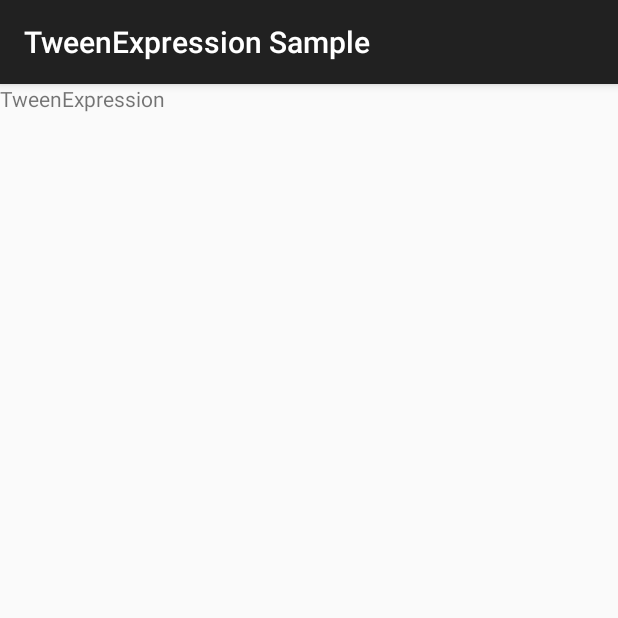
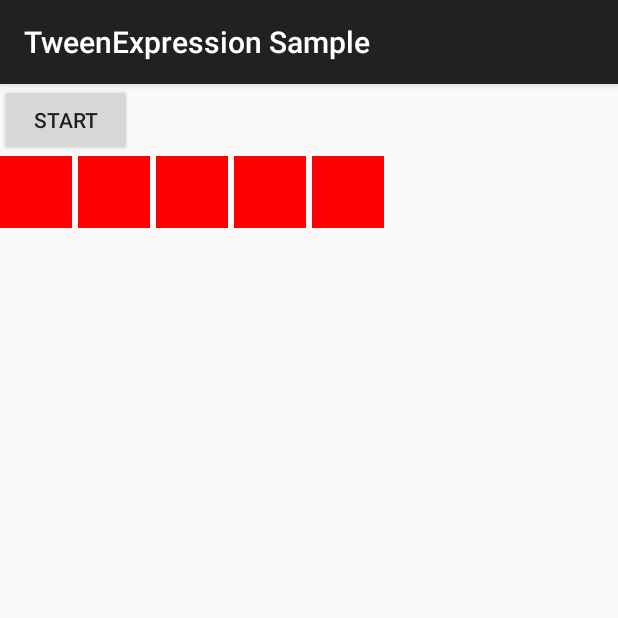
Before and after one commit to material-motion-archive/family-tween-android, an Android app: the screen it shows after launch (MainActivity), on a phone screen of 412 x 824 dp, the top half of it. Run offline under Robolectric (Android 15) with nearby library versions, the phone set to English and light mode, and no system bars; 9 statements that could not run were skipped.

Commit message:
Import from experiments-android:tween. Basic Tween expression implementation with sample.

```diff
--- /dev/null
+++ b/expression/build.gradle
@@ -0,0 +1,2 @@
+configurations.maybeCreate("default")
+artifacts.add("default", file('library-release.aar'))
--- a/gradle.properties
+++ b/gradle.properties
@@ -1,17 +1,13 @@
 # Project-wide Gradle settings.
-
 # IDE (e.g. Android Studio) users:
 # Gradle settings configured through the IDE *will override*
 # any settings specified in this file.
-
 # For more details on how to configure your build environment visit
 # http://www.gradle.org/docs/current/userguide/build_environment.html
-
 # Specifies the JVM arguments used for the daemon process.
 # The setting is particularly useful for tweaking memory settings.
 # Default value: -Xmx10248m -XX:MaxPermSize=256m
 org.gradle.jvmargs=-Xmx2048m -XX:MaxPermSize=512m -XX:+HeapDumpOnOutOfMemoryError -Dfile.encoding=UTF-8
-
 # When configured, Gradle will run in incubating parallel mode.
 # This option should only be used with decoupled projects. More details, visit
 # http://www.gradle.org/docs/current/userguide/multi_project_builds.html#sec:decoupled_projects
--- a/library/build.gradle
+++ b/library/build.gradle
@@ -17,7 +17,8 @@ android {
 }
 
 dependencies {
-  // add dependencies here
+  compile 'com.android.support:support-annotations:23.4.0'
+  compile project(':expression')
 }
 
 // build a jar with source files
--- /dev/null
+++ b/library/src/main/java/com/google/android/material/motion/expression/tween/TweenLanguage.java
@@ -0,0 +1,87 @@
+/*
+ * Copyright (C) 2016 The Material Motion Authors. All Rights Reserved.
+ *
+ * Licensed under the Apache License, Version 2.0 (the "License");
+ * you may not use this file except in compliance with the License.
+ * You may obtain a copy of the License at
+ *
+ *      http://www.apache.org/licenses/LICENSE-2.0
+ *
+ * Unless required by applicable law or agreed to in writing, software
+ * distributed under the License is distributed on an "AS IS" BASIS,
+ * WITHOUT WARRANTIES OR CONDITIONS OF ANY KIND, either express or implied.
+ * See the License for the specific language governing permissions and
+ * limitations under the License.
+ */
+
+package com.google.android.material.motion.expression.tween;
+
+import com.google.android.material.motion.expression.Language;
+import com.google.android.material.motion.expression.Term;
+import com.google.android.material.motion.expression.Work;
+import com.google.android.material.motion.expression.tween.TweenTerm.FloatTweenTerm;
+
+import android.view.View;
+
+/**
+ * A {@link Language} for tween animations. This Language provides basic tween property {@link Term
+ * Terms}.
+ */
+public final class TweenLanguage extends Language<TweenLanguage> {
+
+  public TweenLanguage() {
+    super();
+  }
+
+  private TweenLanguage(Work work) {
+    super(work);
+  }
+
+  public FloatTweenTerm<?> fadeIn() {
+    return fade(0f, 1f);
+  }
+
+  public FloatTweenTerm<?> fadeOut() {
+    return fade(1f, 0f);
+  }
+
+  public FloatTweenTerm<?> fade(float left, float right) {
+    return new FloatTweenTerm<>(this, View.ALPHA, left, right);
+  }
+
+  public FloatTweenTerm<?> moveXInBy(float value) {
+    return moveXBy(value, 0f);
+  }
+
+  public FloatTweenTerm<?> moveXOutBy(float value) {
+    return moveXBy(0f, value);
+  }
+
+  public FloatTweenTerm<?> moveXBy(float left, float right) {
+    return new FloatTweenTerm<>(this, View.TRANSLATION_X, left, right);
+  }
+
+  public FloatTweenTerm<?> moveYInBy(float value) {
+    return moveYBy(value, 0f);
+  }
+
+  public FloatTweenTerm<?> moveYOutBy(float value) {
+    return moveYBy(0f, value);
+  }
+
+  public FloatTweenTerm<?> moveYBy(float left, float right) {
+    return new FloatTweenTerm<>(this, View.TRANSLATION_Y, left, right);
+  }
+
+  public FloatTweenTerm<?> scaleInFrom(float value) {
+    return scale(value, 1f);
+  }
+
+  public FloatTweenTerm<?> scaleOutTo(float value) {
+    return scale(1f, value);
+  }
+
+  public FloatTweenTerm<?> scale(float left, float right) {
+    return new FloatTweenTerm<>(this, Utils.SCALE, left, right);
+  }
+}
--- a/sample/build.gradle
+++ b/sample/build.gradle
@@ -26,5 +26,6 @@ android {
 
 dependencies {
   compile project(':library')
+  compile project(':expression')
   compile 'com.android.support:appcompat-v7:23.4.0'
 }
--- a/sample/src/main/java/com/google/android/material/motion/expression/tween/sample/MainActivity.java
+++ b/sample/src/main/java/com/google/android/material/motion/expression/tween/sample/MainActivity.java
@@ -16,14 +16,21 @@
 
 package com.google.android.material.motion.expression.tween.sample;
 
-import com.google.android.material.motion.expression.tween.TweenExpression;
+import com.google.android.material.motion.expression.Expression;
+import com.google.android.material.motion.expression.Intention;
+import com.google.android.material.motion.expression.tween.TimingSegment;
+import com.google.android.material.motion.expression.tween.TweenIntention;
+import com.google.android.material.motion.expression.tween.TweenLanguage;
+import com.google.android.material.motion.expression.tween.TweenTerm.FloatTweenTerm;
 
+import android.animation.Animator;
 import android.os.Bundle;
 import android.support.v7.app.AppCompatActivity;
-import android.widget.TextView;
+import android.view.View;
+import android.view.View.OnClickListener;
 
 /**
- * TweenExpression sample Activity.
+ * Sample {@link AppCompatActivity}.
  */
 public class MainActivity extends AppCompatActivity {
 
@@ -33,7 +40,49 @@ public class MainActivity extends AppCompatActivity {
 
     setContentView(R.layout.main_activity);
 
-    TextView text = (TextView) findViewById(R.id.text);
-    text.setText(TweenExpression.LIBRARY_NAME);
+    findViewById(R.id.start)
+      .setOnClickListener(
+        new OnClickListener() {
+          @Override
+          public void onClick(View v) {
+            runDemos();
+          }
+        });
+
+    runDemos();
+  }
+
+  private void runDemos() {
+    tweenDemo();
+  }
+
+  private void tweenDemo() {
+    View demo1 = findViewById(R.id.demo1);
+    View demo2 = findViewById(R.id.demo2);
+    View demo3 = findViewById(R.id.demo3);
+    View demo4 = findViewById(R.id.demo4);
+    View demo5 = findViewById(R.id.demo5);
+
+    TweenLanguage exp1 = new TweenLanguage();
+    FloatTweenTerm<?> exp2 = exp1.scale(0f, 1f);
+    FloatTweenTerm<?> exp3 = exp2.from(.5f);
+    FloatTweenTerm<?> exp4 = exp2.from(.75f);
+    FloatTweenTerm<?> exp5 = exp3.and.moveYOutBy(200f).during(TimingSegment.SECOND_HALF);
+
+    executeDemo(exp1, demo1); // nothing
+    executeDemo(exp2, demo2); // scale in from 0f
+    executeDemo(exp3, demo3); // scale in from .5f
+    executeDemo(exp4, demo4); // scale in from .75f
+    executeDemo(exp5, demo5); // scale in from .5f, move out by 200f during 2nd half
+  }
+
+  private void executeDemo(Expression expression, View demo) {
+    Intention[] intentions = expression.intentions();
+    for (Intention i : intentions) {
+      TweenIntention<?> intention = (TweenIntention<?>) i;
+      Animator animator = intention.createAnimator(2000L);
+      animator.setTarget(demo);
+      animator.start();
+    }
   }
 }
--- a/sample/src/main/res/layout/main_activity.xml
+++ b/sample/src/main/res/layout/main_activity.xml
@@ -14,12 +14,50 @@
   ~ License for the specific language governing permissions and limitations
   ~ under the License.
 -->
-<FrameLayout xmlns:android="http://schemas.android.com/apk/res/android"
+<LinearLayout xmlns:android="http://schemas.android.com/apk/res/android"
   android:layout_width="match_parent"
-  android:layout_height="match_parent">
-  <TextView
-    android:id="@+id/text"
+  android:layout_height="match_parent"
+  android:orientation="vertical">
+  <Button
+    android:id="@+id/start"
     android:layout_width="wrap_content"
     android:layout_height="wrap_content"
-    android:text="Hello, World!"/>
-</FrameLayout>
+    android:text="Start"/>
+
+  <LinearLayout
+    android:layout_width="match_parent"
+    android:layout_height="match_parent"
+    android:orientation="horizontal">
+    <View
+      android:id="@+id/demo1"
+      android:layout_width="48dp"
+      android:layout_height="48dp"
+      android:layout_marginRight="4dp"
+      android:background="#ff0000"/>
+    <View
+      android:id="@+id/demo2"
+      android:layout_width="48dp"
+      android:layout_height="48dp"
+      android:layout_marginRight="4dp"
+      android:background="#ff0000"/>
+    <View
+      android:id="@+id/demo3"
+      android:layout_width="48dp"
+      android:layout_height="48dp"
+      android:layout_marginRight="4dp"
+      android:background="#ff0000"/>
+    <View
+      android:id="@+id/demo4"
+      android:layout_width="48dp"
+      android:layout_height="48dp"
+      android:layout_marginRight="4dp"
+      android:background="#ff0000"/>
+    <View
+      android:id="@+id/demo5"
+      android:layout_width="48dp"
+      android:layout_height="48dp"
+      android:layout_marginRight="4dp"
+      android:background="#ff0000"/>
+  </LinearLayout>
+
+</LinearLayout>
--- a/settings.gradle
+++ b/settings.gradle
@@ -1,2 +1 @@
-include ':library'
-include ':sample'
+include ':library', ':expression', ':sample'
```
Also changed, not shown: library/src/main/java/com/google/android/material/motion/expression/tween/TimingSegment.java (added, +50 -0 lines), library/src/main/java/com/google/android/material/motion/expression/tween/TweenIntention.java (added, +88 -0 lines), library/src/main/java/com/google/android/material/motion/expression/tween/TweenTerm.java (added, +192 -0 lines), library/src/main/java/com/google/android/material/motion/expression/tween/Utils.java (renamed from library/src/main/java/com/google/android/material/motion/expression/tween/TweenExpression.java, +18 -3 lines), 2 other files.
